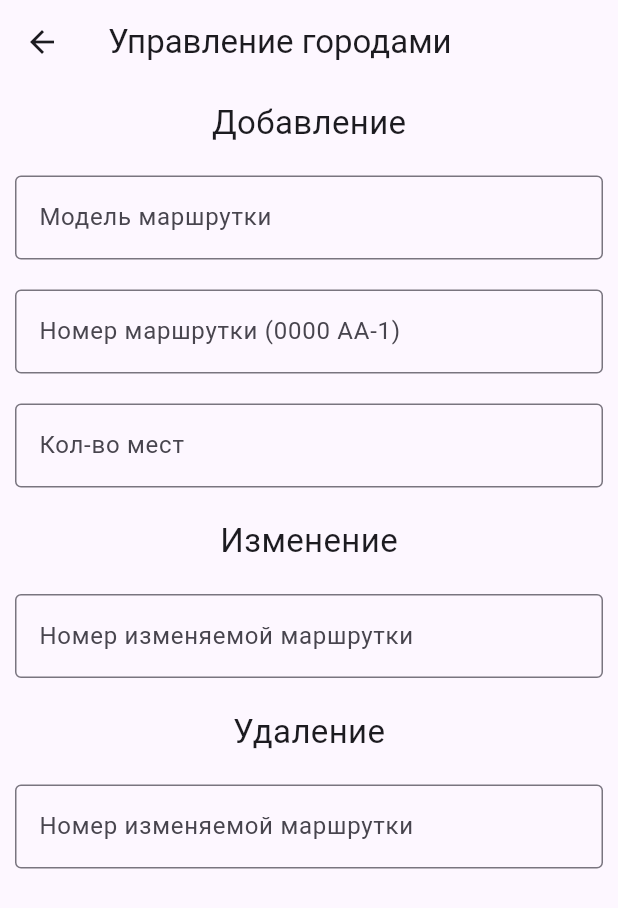
After one commit to Maximblood/Route-Rocket, a Flutter app: the BusAdminPage screen opened directly, on a phone screen of 412 x 824 dp. The commit adds this screen. Shown: the top 908 px of the screen. Run offline on Flutter 3.47's test engine with Material 3 defaults, Android fonts, the phone set to English and light mode, and no system bars; our stand-ins replace shared_preferences, sqflite; accounts and stored records are empty.

Commit message:
added buses

```diff
--- /dev/null
+++ b/lib/Pages/bus_admin_page.dart
@@ -0,0 +1,472 @@
+import 'dart:convert';
+
+import 'package:flutter/cupertino.dart';
+import 'package:flutter/material.dart';
+import 'package:flutter/services.dart';
+import 'package:flutter/widgets.dart';
+import 'package:kursovoy/Database/BusHandler.dart';
+import 'package:kursovoy/Database/CityHandler.dart';
+import 'package:kursovoy/Database/DatabaseNotifier.dart';
+import 'package:kursovoy/Database/TicketHandler.dart';
+import 'package:kursovoy/Models/Bus.dart';
+import 'package:kursovoy/Models/City.dart';
+import 'package:provider/provider.dart';
+import 'package:http/http.dart' as http;
+
+
+class BusAdminPage extends StatefulWidget {
+  final DatabaseNotifier databaseNotifier;
+
+  BusAdminPage({required this.databaseNotifier});
+
+  @override
+  _BusAdminPageState createState() => _BusAdminPageState();
+}
+
+class _BusAdminPageState extends State<BusAdminPage> {
+  TextEditingController _placesController = TextEditingController();
+  TextEditingController _brandController = TextEditingController();
+  TextEditingController _numberController = TextEditingController();
+
+  TextEditingController _numberUpdateController = TextEditingController();
+  TextEditingController _placesUpdateController = TextEditingController();
+  TextEditingController _idUpdateController = TextEditingController()
+  ;
+  TextEditingController _idDeleteController = TextEditingController();
+  TextEditingController _numberDeleteController = TextEditingController();
+
+
+  void addBus() async{
+    String pattern = r'^\d{4}\s[A-Z]{2}-[1-7]{1}$';
+    RegExp regExp = new RegExp(pattern);
+    bool isValid = regExp.hasMatch(_numberController.text);
+
+    if(isValid){
+      if(_placesController.text[0] == '0'){
+        _showDialog('Введите корректное кол-во мест', 'Ошибка');
+      }
+      else{
+        if(_brandController.text[0] == ' ' || _brandController.text.length < 4){
+          _showDialog('Введите корректную модель', 'Ошибка');
+        }
+        else{
+          final dbHelper = Provider.of<DatabaseNotifier>(context, listen: false).databaseHelper;
+
+          int count = await BusHandler(dbHelper.db).getBusCountById(_numberController.text);
+          if(count == 0){
+            Bus bus = Bus(_brandController.text, _numberController.text, int.parse(_placesController.text));
+            await BusHandler(dbHelper.db).insert(bus);
+            _showDialog('Маршрутка успешно добавлена', 'Успех');
+            setState(() {
+              _brandController.text = '';
+              _numberController.text = '';
+              _placesController.text = '';
+            });
+          }
+          else{
+            _showDialog('Маршрутка c таким номером уже существует', 'Успех');
+          }
+        }
+      }
+    }
+    else{
+      _showDialog('Номер не удовлетворяет требуемому формату (0000 AA-1)', 'Ошибка');
+    }
+  }
+
+
+  void _updateBus() async{
+    final dbHelper = Provider.of<DatabaseNotifier>(context, listen: false).databaseHelper;
+    int count = await BusHandler(dbHelper.db).getBusCount(int.parse(_idUpdateController.text));
+    if(count == 0){
+      await BusHandler(dbHelper.db).updateBus(int.parse(_idUpdateController.text), int.parse(_placesUpdateController.text));
+      _showDialog('Успешно обновлено', 'Успех');
+      setState(() {
+        _numberUpdateController.text = '';
+        _idUpdateController.text = '';
+        _placesUpdateController.text = '';
+      });
+    }
+    else{
+      _showDialog('Вы не можете изменить маршрутку с этим номером, т.к. она закреплена за маршрутом', 'Ошибка');
+    }
+  }
+
+
+  void _deleteBus() async{
+    final dbHelper = Provider.of<DatabaseNotifier>(context, listen: false).databaseHelper;
+    int count = await BusHandler(dbHelper.db).getBusCount(int.parse(_idDeleteController.text));
+    if(count == 0){
+      await BusHandler(dbHelper.db).delete(int.parse(_idDeleteController.text));
+      _showDialog('Успешно удалено', 'Успех');
+      setState(() {
+        _numberDeleteController.text = '';
+        _idDeleteController.text = '';
+      });
+    }
+    else{
+      _showDialog('Вы не можете изменить маршрутку с этим номером, т.к. она закреплена за маршрутом', 'Ошибка');
+    }
+  }
+
+
+
+  void _searchBusId() async{
+    String pattern = r'^\d{4}\s[A-Z]{2}-[1-7]{1}$';
+    RegExp regExp = new RegExp(pattern);
+    bool isValid = regExp.hasMatch(_numberUpdateController.text);
+    final dbHelper = Provider.of<DatabaseNotifier>(context, listen: false).databaseHelper;
+
+    if(isValid){
+      int id = await BusHandler(dbHelper.db).getBusId(_numberUpdateController.text);
+      setState(() {
+        _idUpdateController.text = id.toString();
+      });
+    }
+    else{
+      _showDialog('Номер не удовлетворяет требуемому формату (0000 AA-1)', 'Ошибка');
+    }
+  }
+
+
+
+  void _searchBusIdDelete() async{
+    String pattern = r'^\d{4}\s[A-Z]{2}-[1-7]{1}$';
+    RegExp regExp = new RegExp(pattern);
+    bool isValid = regExp.hasMatch(_numberDeleteController.text);
+    final dbHelper = Provider.of<DatabaseNotifier>(context, listen: false).databaseHelper;
+
+    if(isValid){
+      int id = await BusHandler(dbHelper.db).getBusId(_numberDeleteController.text);
+      setState(() {
+        _idDeleteController.text = id.toString();
+      });
+    }
+    else{
+      _showDialog('Номер не удовлетворяет требуемому формату (0000 AA-1)', 'Ошибка');
+    }
+  }
+
+
+
+  @override
+  void initState() {
+    super.initState();
+  }
+
+  void _showDialog(String message, String result){
+    showDialog(
+      context: context,
+      builder: (BuildContext context) {
+        return AlertDialog(
+          title: Text(result),
+          content: Text(message),
+          actions: [
+            TextButton(
+              onPressed: () {
+                Navigator.of(context).pop();
+              },
+              child: const Text('Понятно'),
+            ),
+          ],
+        );
+      },
+    );
+  }
+
+
+
+  @override
+  Widget build(BuildContext context) {
+    double width = MediaQuery.of(context).size.width;
+    double height = MediaQuery.of(context).size.height - 58;
+    return Scaffold(
+      appBar: AppBar(
+        title: Text('Управление городами'),
+      ),
+      body: SingleChildScrollView(
+        child: Column(
+          children: <Widget>[
+            SizedBox(height: 10,),
+            Text('Добавление', style: TextStyle(fontSize: 22),),
+            SizedBox(height: 10,),
+            Padding(
+              padding: EdgeInsets.all(10.0),
+              child: TextField(
+                controller: _brandController,
+                decoration: InputDecoration(
+                  labelText: 'Модель маршрутки',
+                  border: OutlineInputBorder(),
+                ),
+                inputFormatters: [
+                  FilteringTextInputFormatter.deny(RegExp(r'\d')),
+                  LengthLimitingTextInputFormatter(35)
+                ],
+              ),
+            ),
+
+
+            Padding(
+              padding: EdgeInsets.all(10.0),
+              child: TextField(
+                inputFormatters: [
+                  LengthLimitingTextInputFormatter(9)
+                ],
+                controller: _numberController,
+                decoration: InputDecoration(
+                  labelText: 'Номер маршрутки (0000 AA-1)',
+                  border: OutlineInputBorder(),
+                ),
+              ),
+            ),
+            Padding(
+              padding: EdgeInsets.all(10.0),
+              child: TextField(
+                controller: _placesController,
+                inputFormatters: [
+                  FilteringTextInputFormatter.digitsOnly,
+                  LengthLimitingTextInputFormatter(2)
+                ],
+                decoration: InputDecoration(
+                  labelText: 'Кол-во мест',
+                  border: OutlineInputBorder(),
+                ),
+              ),
+            ),
+
+
+            if(_brandController.text != '' && _numberController.text != '' && _placesController.text != '')
+              SizedBox(
+                width: double.infinity,
+                child: Padding(
+                  padding: const EdgeInsets.all(10.0),
+                  child: ElevatedButton(
+                    onPressed: () {
+                        addBus();
+                    },
+                    style: ElevatedButton.styleFrom(
+                      backgroundColor: Colors.blue,
+                      padding: EdgeInsets.symmetric(vertical: 15.0),
+                      shape: RoundedRectangleBorder(
+                        borderRadius: BorderRadius.circular(10.0),
+                      ),
+                    ),
+                    child: Text(
+                      'Добавить',
+                      style: TextStyle(
+                        fontSize: 16.0,
+                        fontWeight: FontWeight.bold,
+                        color: Colors.white,
+                      ),
+                    ),
+                  ),
+                ),
+              ),
+
+            SizedBox(height: 10,),
+            Text('Изменение', style: TextStyle(fontSize: 22),),
+            SizedBox(height: 10,),
+            Padding(
+              padding: EdgeInsets.all(10.0),
+              child: TextField(
+                controller: _numberUpdateController,
+                decoration: InputDecoration(
+                  labelText: 'Номер изменяемой маршрутки',
+                  border: OutlineInputBorder(),
+                ),
+                inputFormatters: [
+                  LengthLimitingTextInputFormatter(9)
+                ],
+
+              ),
+            ),
+
+            if(_numberUpdateController.text != "")
+              Column(
+                children: [
+                  SizedBox(
+                    width: double.infinity,
+                    child: Padding(
+                      padding: const EdgeInsets.all(10.0),
+                      child: ElevatedButton(
+                        onPressed: () {
+                          _searchBusId();
+                        },
+                        style: ElevatedButton.styleFrom(
+                          backgroundColor: Colors.blue,
+                          padding: EdgeInsets.symmetric(vertical: 15.0),
+                          shape: RoundedRectangleBorder(
+                            borderRadius: BorderRadius.circular(10.0),
+                          ),
+                        ),
+                        child: Text(
+                          'Получить ID',
+                          style: TextStyle(
+                            fontSize: 16.0,
+                            fontWeight: FontWeight.bold,
+                            color: Colors.white,
+                          ),
+                        ),
+                      ),
+                    ),
+                  ),
+
+
+                  Padding(
+                    padding: EdgeInsets.all(10.0),
+                    child: TextField(
+                      controller: _idUpdateController,
+                      enabled: false,
+                      decoration: InputDecoration(
+                        labelText: 'ID маршрутки',
+                        border: OutlineInputBorder(),
+                      ),
+
+                    ),
+                  ),
+                ],
+              ),
+
+
+            if(_idUpdateController.text != '' && _idUpdateController.text != '0')
+              Padding(
+                padding: EdgeInsets.all(10.0),
+                child: TextField(
+                  controller: _placesUpdateController,
+                  decoration: InputDecoration(
+                    labelText: 'Новое кол-во мест',
+                    border: OutlineInputBorder(),
+                  ),
+                  inputFormatters: [
+                    LengthLimitingTextInputFormatter(2)
+                  ],
+                ),
+              ),
+
+            if(_placesUpdateController.text != '' && _placesUpdateController.text[0] != "0")
+            SizedBox(
+              width: double.infinity,
+              child: Padding(
+                padding: const EdgeInsets.all(10.0),
+                child: ElevatedButton(
+                  onPressed: () {
+                    _updateBus();
+                  },
+                  style: ElevatedButton.styleFrom(
+                    backgroundColor: Colors.blue,
+                    padding: EdgeInsets.symmetric(vertical: 15.0),
+                    shape: RoundedRectangleBorder(
+                      borderRadius: BorderRadius.circular(10.0),
+                    ),
+                  ),
+                  child: Text(
+                    'Изменить',
+                    style: TextStyle(
+                      fontSize: 16.0,
+                      fontWeight: FontWeight.bold,
+                      color: Colors.white,
+                    ),
+                  ),
+                ),
+              ),
+            ),
+            SizedBox(height: 10,),
+            Text('Удаление', style: TextStyle(fontSize: 22),),
+            SizedBox(height: 10,),
+            Padding(
+              padding: EdgeInsets.all(10.0),
+              child: TextField(
+                controller: _numberDeleteController,
+                decoration: InputDecoration(
+                  labelText: 'Номер изменяемой маршрутки',
+                  border: OutlineInputBorder(),
+                ),
+                inputFormatters: [
+                  LengthLimitingTextInputFormatter(9)
+                ],
+              ),
+            ),
+
+            if(_numberDeleteController.text != "")
+              Column(
+                children: [
+                  SizedBox(
+                    width: double.infinity,
+                    child: Padding(
+                      padding: const EdgeInsets.all(10.0),
+                      child: ElevatedButton(
+                        onPressed: () {
+                          _searchBusIdDelete();
+                        },
+                        style: ElevatedButton.styleFrom(
+                          backgroundColor: Colors.blue,
+                          padding: EdgeInsets.symmetric(vertical: 15.0),
+                          shape: RoundedRectangleBorder(
+                            borderRadius: BorderRadius.circular(10.0),
+                          ),
+                        ),
+                        child: Text(
+                          'Получить ID',
+                          style: TextStyle(
+                            fontSize: 16.0,
+                            fontWeight: FontWeight.bold,
+                            color: Colors.white,
+                          ),
+                        ),
+                      ),
+                    ),
+                  ),
+
+
+                  Padding(
+                    padding: EdgeInsets.all(10.0),
+                    child: TextField(
+                      controller: _idDeleteController,
+                      enabled: false,
+                      decoration: InputDecoration(
+                        labelText: 'ID маршрутки',
+                        border: OutlineInputBorder(),
+                      ),
+                    ),
+                  ),
+                ],
+              ),
+
+
+
+
+            if(_idDeleteController.text != '' && _idDeleteController.text != '0')
+              SizedBox(
+                width: double.infinity,
+                child: Padding(
+                  padding: const EdgeInsets.all(10.0),
+                  child: ElevatedButton(
+                    onPressed: () {
+                      _deleteBus();
+                    },
+                    style: ElevatedButton.styleFrom(
+                      backgroundColor: Colors.blue,
+                      padding: EdgeInsets.symmetric(vertical: 15.0),
+                      shape: RoundedRectangleBorder(
+                        borderRadius: BorderRadius.circular(10.0),
+                      ),
+                    ),
+                    child: Text(
+                      'Удалить',
+                      style: TextStyle(
+                        fontSize: 16.0,
+                        fontWeight: FontWeight.bold,
+                        color: Colors.white,
+                      ),
+                    ),
+                  ),
+                ),
+              ),
+
+
+          ],
+        ),
+      ),
+    );
+  }
+}
```
Also changed, not shown: lib/Database/BusHandler.dart (+41 -2 lines), lib/Pages/auth_page.dart (+8 -2 lines), lib/Pages/route_admin_page.dart (+0 -14 lines).
